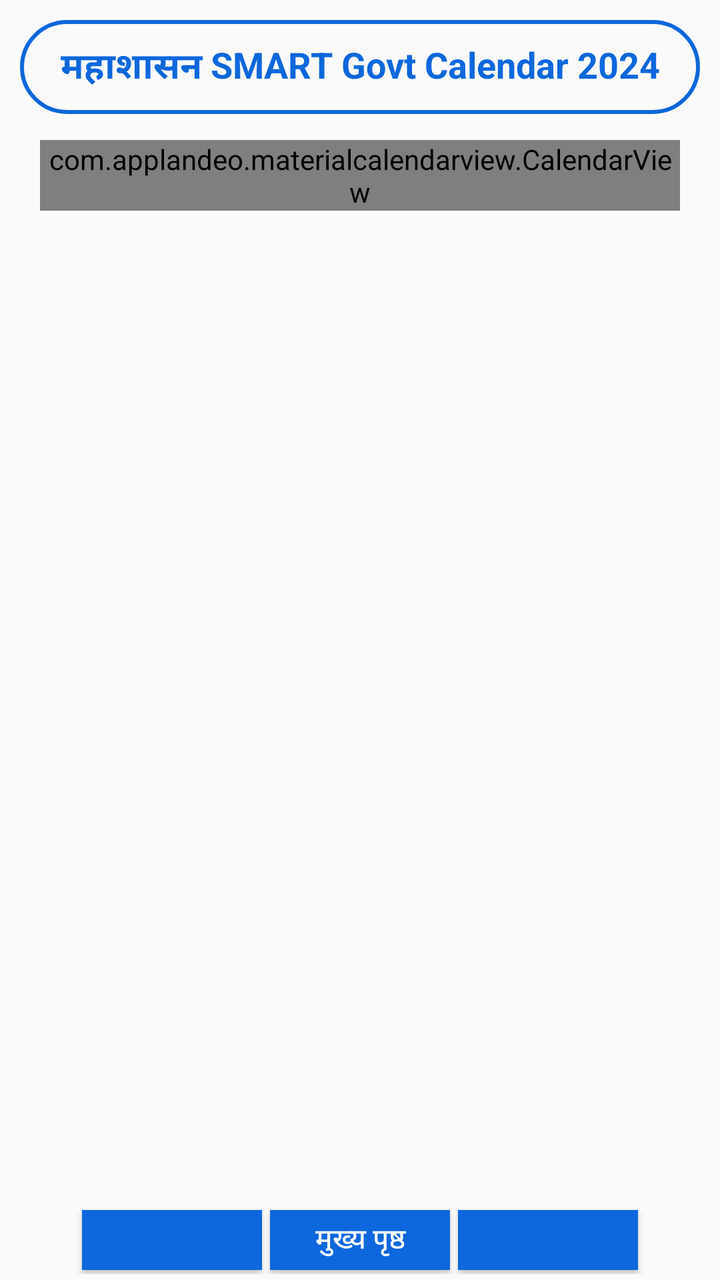
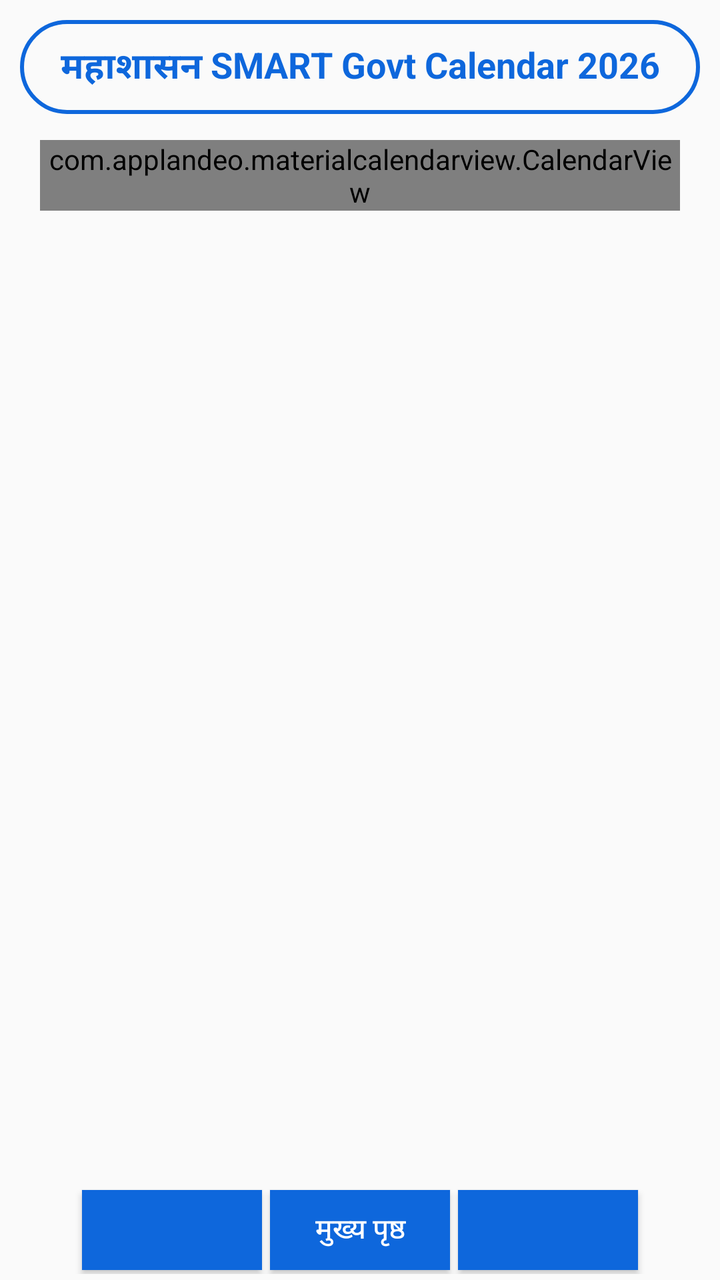

Two renders of the same Android screen: before a commit and after it. Below are the layout's source before the change and the commit's diff.
<!-- AndroidManifest.xml: application theme AppTheme -->
<!-- res/layout/activity_main.xml -->
<?xml version="1.0" encoding="utf-8"?>
<android.support.v4.widget.DrawerLayout xmlns:android="http://schemas.android.com/apk/res/android"
    xmlns:app="http://schemas.android.com/apk/res-auto"
    xmlns:tools="http://schemas.android.com/tools"
    android:layout_width="match_parent"
    android:layout_height="match_parent"
    tools:context=".HomeActivity"
    android:orientation="vertical"
    android:id="@+id/drawer_layout">

    <RelativeLayout
        android:layout_width="match_parent"
        android:layout_height="match_parent">

        <LinearLayout
            android:layout_width="match_parent"
            android:layout_height="wrap_content"
            android:layout_margin="10dp"
            android:layout_marginTop="5dp"
            android:background="@drawable/customborder"
            android:gravity="center"
            android:orientation="vertical">

            <TextView
                android:layout_width="match_parent"
                android:layout_height="wrap_content"
                android:text="महाशासन SMART Govt Calendar 2024"
                android:textAlignment="center"
                android:textColor="@color/colorPrimary"
                android:textSize="18dp"
                android:textStyle="bold" />
        </LinearLayout>

        <LinearLayout
            android:layout_width="match_parent"
            android:layout_height="wrap_content"
            android:layout_centerHorizontal="true"
            android:layout_marginTop="70dp"
            android:layout_marginBottom="0dp"
            android:gravity="center"
            android:orientation="vertical">

            <com.applandeo.materialcalendarview.CalendarView
                android:id="@+id/calendarView"
                android:layout_width="match_parent"
                android:layout_height="wrap_content"
                android:layout_marginLeft="20dp"
                android:layout_marginRight="20dp"

                />
        </LinearLayout>

        <LinearLayout
            android:layout_width="wrap_content"
            android:layout_height="wrap_content"
            android:layout_marginTop="480dp"
            android:layout_marginBottom="55dp"
            android:gravity="bottom"
            android:layout_marginLeft="30sp"
            android:layout_marginRight="30sp"
            android:orientation="horizontal" >

            <TextView
                android:id="@+id/holiday"
                android:layout_width="wrap_content"
                android:layout_height="wrap_content"
                android:textColor="@android:color/holo_red_light"
                android:textSize="15sp"
                android:textStyle="bold" />

            <TextView
                android:layout_width="wrap_content"
                android:layout_height="wrap_content"
                android:text="    "/>

            <TextView
                android:id="@+id/holiday1"
                android:layout_width="wrap_content"
                android:layout_height="wrap_content"
                android:textColor="@android:color/holo_red_light"
                android:textSize="15sp"
                android:textStyle="bold" />

        </LinearLayout>

        <LinearLayout
            android:layout_width="wrap_content"
            android:layout_height="wrap_content"
            android:layout_marginTop="500dp"
            android:layout_marginBottom="39dp"
            android:gravity="bottom"
            android:layout_marginLeft="30sp"
            android:layout_marginRight="30sp"
            android:orientation="horizontal">

            <TextView
                android:id="@+id/holiday2"
                android:layout_width="wrap_content"
                android:layout_height="wrap_content"
                android:textColor="@android:color/holo_red_light"
                android:textSize="15sp"
                android:textStyle="bold" />

            <TextView
                android:layout_width="wrap_content"
                android:layout_height="wrap_content"
                android:text="  "/>

            <TextView
                android:id="@+id/holiday3"
                android:layout_width="wrap_content"
                android:layout_height="wrap_content"
                android:textColor="@android:color/holo_red_light"
                android:textSize="15sp"
                android:textStyle="bold" />

        </LinearLayout>

        <LinearLayout
            android:layout_width="wrap_content"
            android:layout_height="wrap_content"
            android:layout_marginTop="520dp"
            android:layout_marginBottom="39dp"
            android:gravity="bottom"
            android:layout_marginLeft="30sp"
            android:layout_marginRight="30sp"
            android:orientation="horizontal">

            <TextView
                android:id="@+id/holiday4"
                android:layout_width="wrap_content"
                android:layout_height="wrap_content"
                android:textColor="@android:color/holo_red_light"
                android:textSize="15sp"
                android:textStyle="bold" />

        </LinearLayout>

        <LinearLayout
            android:layout_width="wrap_content"
            android:layout_height="wrap_content"
            android:layout_marginLeft="30sp"
            android:layout_marginTop="540dp"
            android:layout_marginRight="30sp"
            android:layout_marginBottom="23dp"
            android:gravity="bottom"
            android:orientation="horizontal">

            <TextView
                android:id="@+id/sat"
                android:layout_width="wrap_content"
                android:layout_height="wrap_content"
                android:textColor="@android:color/holo_red_light"
                android:textSize="15sp"
                android:textStyle="bold" />

        </LinearLayout>

        <LinearLayout
            android:layout_width="match_parent"
            android:layout_height="wrap_content"
            android:layout_alignParentBottom="true"
            android:layout_marginStart="10dp"
            android:layout_marginEnd="10dp"
            android:layout_marginBottom="3dp"
            android:gravity="center"
            android:orientation="horizontal">

            <Button
                android:id="@+id/back"
                android:layout_width="90dp"
                android:layout_height="30dp"
                android:layout_alignParentLeft="true"
                android:layout_alignParentBottom="true"
                android:layout_margin="2dp"
                android:background="@color/colorPrimary"
                android:text=""
                android:textColor="@android:color/white"
                android:visibility="visible" />


            <Button
                android:id="@+id/MainPage"
                android:layout_width="90dp"
                android:layout_height="30dp"
                android:layout_alignParentRight="true"
                android:layout_alignParentBottom="true"
                android:layout_margin="2dp"
                android:background="@color/colorPrimary"
                android:text="मुख्य पृष्ठ"
                android:textColor="@android:color/white"
                android:visibility="visible" />

            <Button
                android:id="@+id/next"
                android:layout_width="90dp"
                android:layout_height="30dp"
                android:layout_alignParentRight="true"
                android:layout_alignParentBottom="true"
                android:layout_margin="2dp"
                android:background="@color/colorPrimary"
                android:text=""
                android:textColor="@android:color/white"
                android:visibility="visible" />

        </LinearLayout>


</RelativeLayout>


    <android.support.design.widget.NavigationView
        android:id="@+id/nav_view"
        android:layout_width="wrap_content"
        android:layout_height="match_parent"
        android:layout_gravity="start"
        android:fitsSystemWindows="true"
        app:headerLayout="@layout/nav_header"
        app:menu="@menu/drawer_view" />
</android.support.v4.widget.DrawerLayout>
<!-- res/layout/nav_header.xml (included above) -->
<?xml version="1.0" encoding="utf-8"?>
<LinearLayout xmlns:android="http://schemas.android.com/apk/res/android"
    android:layout_width="match_parent"
    android:layout_height="match_parent"
    android:background="?attr/colorPrimary"
    android:padding="16dp"
    android:theme="@style/ThemeOverlay.AppCompat.Dark"
    android:orientation="vertical"
    android:gravity="center">

    <TextView
        android:layout_width="match_parent"
        android:layout_height="100dp"
        android:text="महाशासन SMART Govt Calendar 2024"
        android:textColor="@color/White"
        android:textSize="25dp"
        android:textStyle="bold" />

    <TextView
        android:layout_width="match_parent"
        android:layout_height="wrap_content"
        android:text="--------------"
        android:textColor="@color/White"
        android:textSize="18dp"
        android:textStyle="bold"
        android:gravity="center"
        />

    <TextView
        android:layout_width="match_parent"
        android:layout_height="wrap_content"
        android:text="Menu"
        android:textColor="@color/White"
        android:textSize="20dp"
        android:textStyle="bold"
        android:gravity="center"
        />

    <TextView
        android:layout_width="match_parent"
        android:layout_height="wrap_content"
        android:text="--------------"
        android:textColor="@color/White"
        android:textSize="18dp"
        android:textStyle="bold"
        android:gravity="center"
        />
</LinearLayout>
<!-- resources referenced by this layout -->
<resources>
  <color name="White">#ffffff</color>
  <color name="colorPrimary">#0e67dc</color>
  <!-- drawable customborder (drawable) -->
  <?xml version="1.0" encoding="utf-8"?>
  <shape xmlns:android="http://schemas.android.com/apk/res/android" android:shape="rectangle">
      <corners android:radius="30dp"/>
      <padding android:left="10dp" android:right="10dp" android:top="10dp" android:bottom="10dp"/>
      <stroke android:width="2dp" android:color="@color/colorPrimary"/>
  </shape>
  <style name="AppTheme" parent="Theme.AppCompat.Light.DarkActionBar">
          
          <item name="colorPrimary">@color/colorPrimary</item>
          <item name="colorPrimaryDark">@color/colorPrimaryDark</item>
          <item name="colorAccent">@color/colorAccent</item>
      </style>
  <color name="colorPrimaryDark">#000a57</color>
  <color name="colorAccent">#1b21d8</color>
</resources>

<!-- the commit's change to res/layout/activity_main.xml (unified diff, before → after) -->
@@ -1,12 +1,12 @@
 <?xml version="1.0" encoding="utf-8"?>
-<android.support.v4.widget.DrawerLayout xmlns:android="http://schemas.android.com/apk/res/android"
+<androidx.drawerlayout.widget.DrawerLayout
+    xmlns:android="http://schemas.android.com/apk/res/android"
     xmlns:app="http://schemas.android.com/apk/res-auto"
     xmlns:tools="http://schemas.android.com/tools"
+    android:id="@+id/drawer_layout"
     android:layout_width="match_parent"
     android:layout_height="match_parent"
-    tools:context=".HomeActivity"
-    android:orientation="vertical"
-    android:id="@+id/drawer_layout">
+    tools:context=".MainActivity">
 
     <RelativeLayout
         android:layout_width="match_parent"
@@ -24,11 +24,13 @@
             <TextView
                 android:layout_width="match_parent"
                 android:layout_height="wrap_content"
-                android:text="महाशासन SMART Govt Calendar 2024"
+                android:gravity="center"
+                android:text="महाशासन SMART Govt Calendar 2026"
                 android:textAlignment="center"
                 android:textColor="@color/colorPrimary"
-                android:textSize="18dp"
-                android:textStyle="bold" />
+                android:textSize="18sp"
+                android:textStyle="bold" />
+
         </LinearLayout>
 
         <LinearLayout
@@ -36,7 +38,6 @@
             android:layout_height="wrap_content"
             android:layout_centerHorizontal="true"
             android:layout_marginTop="70dp"
-            android:layout_marginBottom="0dp"
             android:gravity="center"
             android:orientation="vertical">
 
@@ -44,21 +45,18 @@
                 android:id="@+id/calendarView"
                 android:layout_width="match_parent"
                 android:layout_height="wrap_content"
-                android:layout_marginLeft="20dp"
-                android:layout_marginRight="20dp"
-
-                />
-        </LinearLayout>
-
-        <LinearLayout
-            android:layout_width="wrap_content"
-            android:layout_height="wrap_content"
+                android:layout_marginStart="20dp"
+                android:layout_marginEnd="20dp" />
+
+        </LinearLayout>
+
+        <LinearLayout
+            android:layout_width="wrap_content"
+            android:layout_height="wrap_content"
+            android:layout_marginStart="30dp"
             android:layout_marginTop="480dp"
-            android:layout_marginBottom="55dp"
-            android:gravity="bottom"
-            android:layout_marginLeft="30sp"
-            android:layout_marginRight="30sp"
-            android:orientation="horizontal" >
+            android:layout_marginEnd="30dp"
+            android:orientation="horizontal">
 
             <TextView
                 android:id="@+id/holiday"
@@ -71,7 +69,7 @@
             <TextView
                 android:layout_width="wrap_content"
                 android:layout_height="wrap_content"
-                android:text="    "/>
+                android:text="    " />
 
             <TextView
                 android:id="@+id/holiday1"
@@ -86,11 +84,9 @@
         <LinearLayout
             android:layout_width="wrap_content"
             android:layout_height="wrap_content"
+            android:layout_marginStart="30dp"
             android:layout_marginTop="500dp"
-            android:layout_marginBottom="39dp"
-            android:gravity="bottom"
-            android:layout_marginLeft="30sp"
-            android:layout_marginRight="30sp"
+            android:layout_marginEnd="30dp"
             android:orientation="horizontal">
 
             <TextView
@@ -104,7 +100,7 @@
             <TextView
                 android:layout_width="wrap_content"
                 android:layout_height="wrap_content"
-                android:text="  "/>
+                android:text="  " />
 
             <TextView
                 android:id="@+id/holiday3"
@@ -119,11 +115,9 @@
         <LinearLayout
             android:layout_width="wrap_content"
             android:layout_height="wrap_content"
+            android:layout_marginStart="30dp"
             android:layout_marginTop="520dp"
-            android:layout_marginBottom="39dp"
-            android:gravity="bottom"
-            android:layout_marginLeft="30sp"
-            android:layout_marginRight="30sp"
+            android:layout_marginEnd="30dp"
             android:orientation="horizontal">
 
             <TextView
@@ -139,11 +133,9 @@
         <LinearLayout
             android:layout_width="wrap_content"
             android:layout_height="wrap_content"
-            android:layout_marginLeft="30sp"
+            android:layout_marginStart="30dp"
             android:layout_marginTop="540dp"
-            android:layout_marginRight="30sp"
-            android:layout_marginBottom="23dp"
-            android:gravity="bottom"
+            android:layout_marginEnd="30dp"
             android:orientation="horizontal">
 
             <TextView
@@ -169,22 +161,17 @@
             <Button
                 android:id="@+id/back"
                 android:layout_width="90dp"
-                android:layout_height="30dp"
-                android:layout_alignParentLeft="true"
-                android:layout_alignParentBottom="true"
+                android:layout_height="40dp"
                 android:layout_margin="2dp"
                 android:background="@color/colorPrimary"
                 android:text=""
                 android:textColor="@android:color/white"
                 android:visibility="visible" />
 
-
             <Button
                 android:id="@+id/MainPage"
                 android:layout_width="90dp"
-                android:layout_height="30dp"
-                android:layout_alignParentRight="true"
-                android:layout_alignParentBottom="true"
+                android:layout_height="40dp"
                 android:layout_margin="2dp"
                 android:background="@color/colorPrimary"
                 android:text="मुख्य पृष्ठ"
@@ -194,9 +181,7 @@
             <Button
                 android:id="@+id/next"
                 android:layout_width="90dp"
-                android:layout_height="30dp"
-                android:layout_alignParentRight="true"
-                android:layout_alignParentBottom="true"
+                android:layout_height="40dp"
                 android:layout_margin="2dp"
                 android:background="@color/colorPrimary"
                 android:text=""
@@ -205,11 +190,9 @@
 
         </LinearLayout>
 
-
-</RelativeLayout>
-
-
-    <android.support.design.widget.NavigationView
+    </RelativeLayout>
+
+    <com.google.android.material.navigation.NavigationView
         android:id="@+id/nav_view"
         android:layout_width="wrap_content"
         android:layout_height="match_parent"
@@ -217,7 +200,8 @@
         android:fitsSystemWindows="true"
         app:headerLayout="@layout/nav_header"
         app:menu="@menu/drawer_view" />
-</android.support.v4.widget.DrawerLayout>
+
+</androidx.drawerlayout.widget.DrawerLayout>
 <!-- res/layout/nav_header.xml (included above) -->
 <?xml version="1.0" encoding="utf-8"?>
 <LinearLayout xmlns:android="http://schemas.android.com/apk/res/android"
@@ -232,7 +216,7 @@
     <TextView
         android:layout_width="match_parent"
         android:layout_height="100dp"
-        android:text="महाशासन SMART Govt Calendar 2024"
+        android:text="महाशासन SMART Govt Calendar 2026"
         android:textColor="@color/White"
         android:textSize="25dp"
         android:textStyle="bold" />
